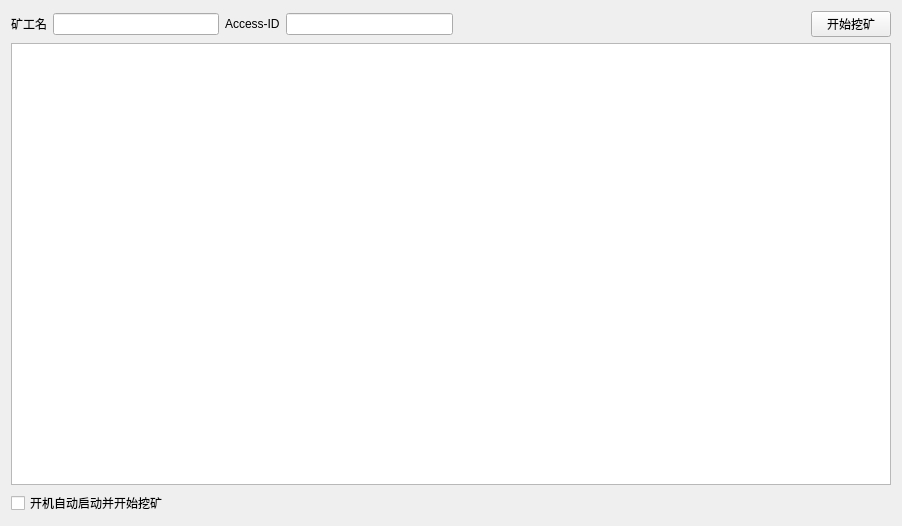
Old version of the form ui/HuobiPoolMineWidget.ui in the repository penglecn/ChiaTools.
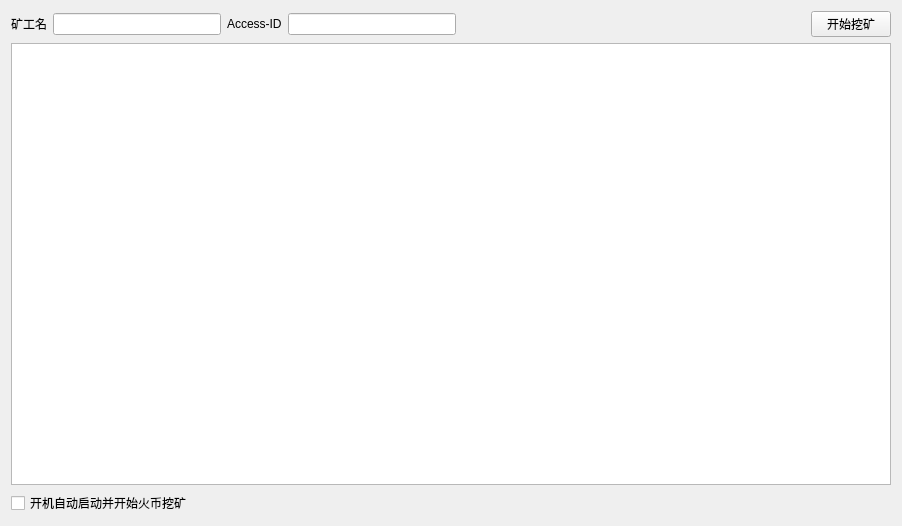
New version of the form.

Commit message: 解决不能开机自动挖矿

The edit to the form file:
```diff
--- a/ui/HuobiPoolMineWidget.ui
+++ b/ui/HuobiPoolMineWidget.ui
@@ -52,7 +52,7 @@
      <item>
       <widget class="QLabel" name="labelStatus">
        <property name="text">
-        <string>    </string>
+        <string/>
        </property>
       </widget>
      </item>
@@ -86,7 +86,7 @@
      <item>
       <widget class="QCheckBox" name="checkBoxAutoStart">
        <property name="text">
-        <string>开机自动启动并开始挖矿</string>
+        <string>开机自动启动并开始火币挖矿</string>
        </property>
       </widget>
      </item>
```
The commit also changes 5 other files.
